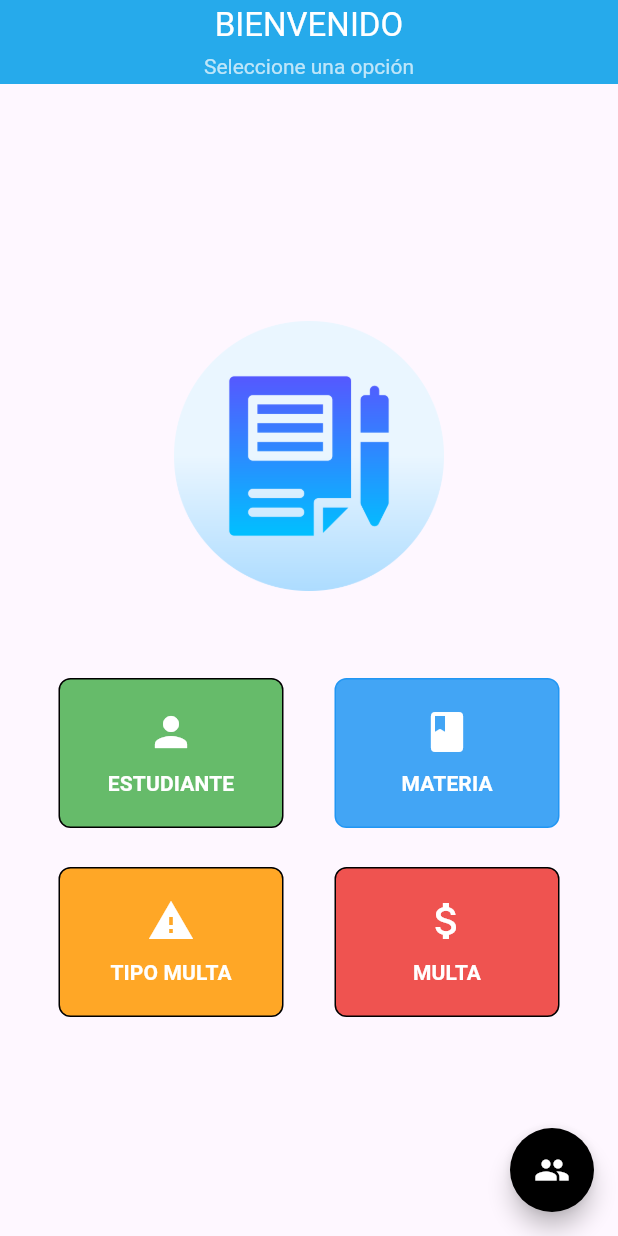
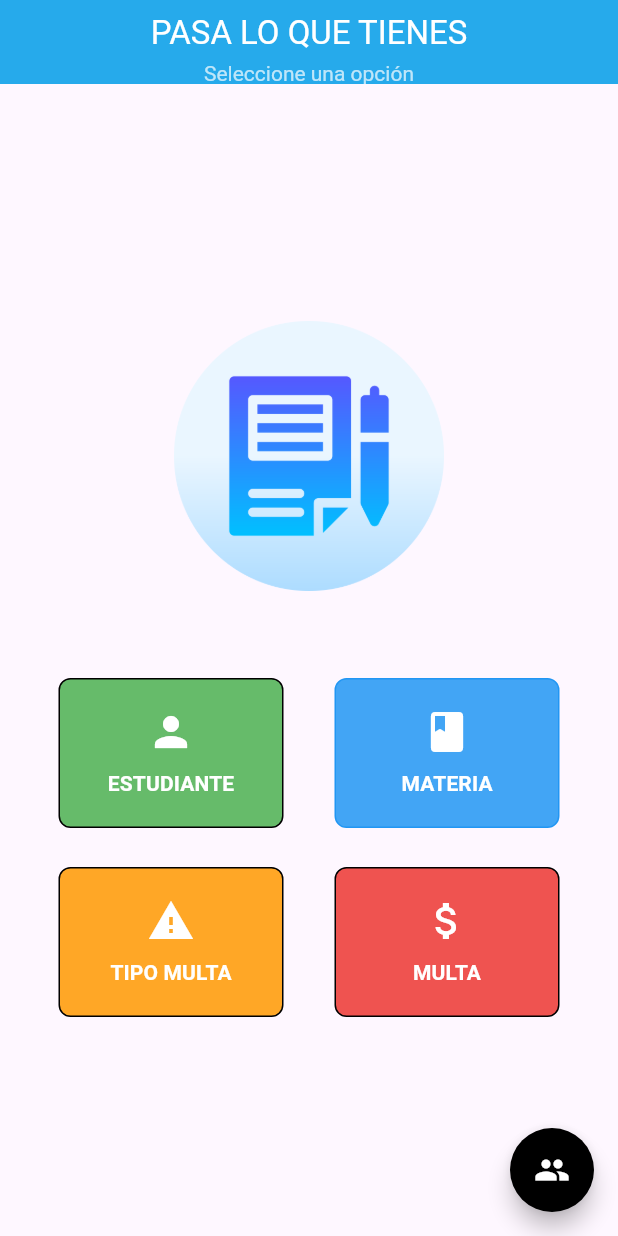
Before and after one commit to ADNC0/grupal, a Flutter app: the screen it shows after launch, on a phone screen of 412 x 824 dp. Run offline on Flutter 3.47's test engine with Material 3 defaults, Android fonts, the phone set to English and light mode, and no system bars; our stand-ins replace sqflite; accounts and stored records are empty.

Commit message:
Nombre App

```diff
--- a/lib/screens/home_screen.dart
+++ b/lib/screens/home_screen.dart
@@ -10,9 +10,13 @@ class HomeScreen extends StatelessWidget {
         backgroundColor: const Color.fromARGB(255, 38, 170, 235),
         centerTitle: true,
         title: Column(
-          children: const [
-            Text("BIENVENIDO", style: TextStyle(color: Colors.white)),
-            SizedBox(height: 4),
+          children: [
+            const SizedBox(height: 10),
+            Text(
+              "PASA LO QUE TIENES",style: TextStyle(color: Colors.white),
+              textAlign: TextAlign.center,
+            ),
+            const SizedBox(height: 4),
             Text(
               "Seleccione una opción",
               style: TextStyle(color: Colors.white70, fontSize: 14),
```
